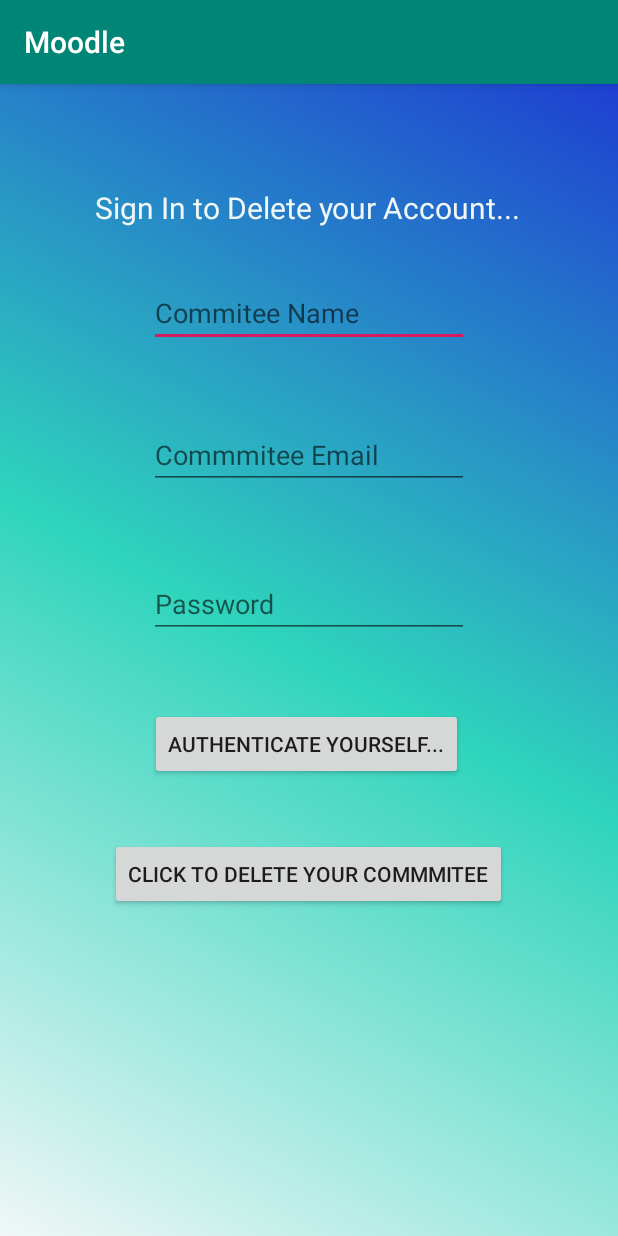
After one commit to ChiragJRana/OOPProjectAndroid, an Android app: the Delete_Organiser screen opened directly, with no data from a screen before it, on a phone screen of 412 x 824 dp. The commit adds this screen. Run offline under Robolectric (Android 15) with nearby library versions, the phone set to English and light mode, and no system bars; 2 statements that could not run were skipped.

Commit message:
Delete Button Added

```diff
--- a/app/src/main/AndroidManifest.xml
+++ b/app/src/main/AndroidManifest.xml
@@ -9,8 +9,9 @@
         android:roundIcon="@mipmap/ic_launcher_round"
         android:supportsRtl="true"
         android:theme="@style/AppTheme">
-        <activity android:name=".Login_Student"/>
-        <activity android:name=".Login_Organiser" />
+        <activity android:name=".Delete_Organiser"></activity>
+        <activity android:name=".Login_Student" />
+        <activity android:name=".Register_Organiser" />
         <activity android:name=".ChangePassword" />
         <activity android:name=".UpdateUserInfo" />
         <activity android:name=".OTPVerification" />
@@ -27,8 +28,7 @@
                 <category android:name="android.intent.category.LAUNCHER" />
             </intent-filter>
         </activity>
-        <activity android:name=".App_Home_Page">
-        </activity>
+        <activity android:name=".App_Home_Page"></activity>
     </application>
 
 </manifest>
--- /dev/null
+++ b/app/src/main/java/com/example/Moodle/Delete_Organiser.java
@@ -0,0 +1,44 @@
+package com.example.Moodle;
+
+import androidx.appcompat.app.AppCompatActivity;
+
+import android.os.Bundle;
+import android.view.View;
+import android.widget.Button;
+import android.widget.EditText;
+
+public class Delete_Organiser extends AppCompatActivity {
+    private EditText com_name,com_email,com_pass;
+    private Button auth,delete;
+    private Boolean getAuth=false;
+    @Override
+    protected void onCreate(Bundle savedInstanceState) {
+        super.onCreate(savedInstanceState);
+        setContentView(R.layout.activity_delete__organiser);
+        getUi();
+        auth.setOnClickListener(new View.OnClickListener() {
+            @Override
+            public void onClick(View view) {
+
+            }
+        });
+
+        delete.setOnClickListener(new View.OnClickListener() {
+            @Override
+            public void onClick(View view) {
+                if(getAuth==false){
+                    delete.setEnabled(false);
+                }
+                else{
+                    delete.setEnabled(true);
+                }
+            }
+        });
+    }
+    private void getUi(){
+        com_name = findViewById(R.id.com_name);
+        com_email = findViewById(R.id.com_email);
+        com_pass = findViewById(R.id.com_pass);
+    }
+
+}
--- a/app/src/main/java/com/example/Moodle/Login_Organiser.java
+++ b/app/src/main/java/com/example/Moodle/Register_Organiser.java
@@ -29,7 +29,7 @@ import com.google.firebase.storage.UploadTask;
 
 import java.io.IOException;
 
-public class Login_Organiser extends AppCompatActivity {
+public class Register_Organiser extends AppCompatActivity {
 
     private EditText com_name;
     private EditText com_email;
@@ -86,10 +86,10 @@ public class Login_Organiser extends AppCompatActivity {
                         public void onComplete(@NonNull Task<AuthResult> task) {
                             if(task.isSuccessful()){
                                 sendVerificationEmail();
-                                Toast.makeText(Login_Organiser.this, "Success...Verification email send to your email account...", Toast.LENGTH_SHORT).show();
+                                Toast.makeText(Register_Organiser.this, "Success...Verification email send to your email account...", Toast.LENGTH_SHORT).show();
                             }
                             else{
-                                Toast.makeText(Login_Organiser.this, "Failed...", Toast.LENGTH_SHORT).show();
+                                Toast.makeText(Register_Organiser.this, "Failed...", Toast.LENGTH_SHORT).show();
                             }
                         }
                     });
@@ -164,10 +164,10 @@ public class Login_Organiser extends AppCompatActivity {
                     if(task.isSuccessful()){
                         uploadUserData();
                         firebaseAuth_com_email.signOut();
-                        Intent intent = new Intent(Login_Organiser.this,See_Organiser.class);
+                        Intent intent = new Intent(Register_Organiser.this,See_Organiser.class);
                     }
                     else{
-                        Toast.makeText(Login_Organiser.this, "Could not upload the data", Toast.LENGTH_SHORT).show();
+                        Toast.makeText(Register_Organiser.this, "Could not upload the data", Toast.LENGTH_SHORT).show();
                     }
                 }
             });
@@ -181,7 +181,7 @@ public class Login_Organiser extends AppCompatActivity {
         uploadTask.addOnFailureListener(new OnFailureListener() {
             @Override
             public void onFailure(@NonNull Exception e) {
-                Toast.makeText(Login_Organiser.this, "Could not upload the image...", Toast.LENGTH_SHORT).show();
+                Toast.makeText(Register_Organiser.this, "Could not upload the image...", Toast.LENGTH_SHORT).show();
             }
         });
     }
--- a/app/src/main/java/com/example/Moodle/See_Organiser.java
+++ b/app/src/main/java/com/example/Moodle/See_Organiser.java
@@ -3,11 +3,6 @@ package com.example.Moodle;
 import androidx.appcompat.app.AppCompatActivity;
 import androidx.recyclerview.widget.LinearLayoutManager;
 import androidx.recyclerview.widget.RecyclerView;
-
-import retrofit2.Call;
-import retrofit2.Callback;
-import retrofit2.Response;
-import retrofit2.Retrofit;
 
 import android.content.Intent;
 import android.os.Bundle;
@@ -37,7 +32,7 @@ public class See_Organiser extends AppCompatActivity implements C_Adapter.OnNote
         inset_btn.setOnClickListener(new View.OnClickListener() {
             @Override
             public void onClick(View view) {
-                Intent intent = new Intent(See_Organiser.this,Login_Organiser.class);
+                Intent intent = new Intent(See_Organiser.this,Register_Organiser.class);
                 startActivity(intent);
             }
         });
@@ -45,7 +40,8 @@ public class See_Organiser extends AppCompatActivity implements C_Adapter.OnNote
         del_btn.setOnClickListener(new View.OnClickListener() {
             @Override
             public void onClick(View view) {
-
+                Intent intent = new Intent(See_Organiser.this,Delete_Organiser.class);
+                startActivity(intent);
             }
         });
     }
@@ -111,7 +107,7 @@ public class See_Organiser extends AppCompatActivity implements C_Adapter.OnNote
 
     @Override
     public void onNoteClick(int position) {
-        Intent intent = new Intent(this,Login_Organiser.class);
+        Intent intent = new Intent(this, Register_Organiser.class);
         startActivity(intent);
     }
 }
--- /dev/null
+++ b/app/src/main/res/layout/activity_delete__organiser.xml
@@ -0,0 +1,108 @@
+<?xml version="1.0" encoding="utf-8"?>
+<androidx.constraintlayout.widget.ConstraintLayout xmlns:android="http://schemas.android.com/apk/res/android"
+    xmlns:app="http://schemas.android.com/apk/res-auto"
+    xmlns:tools="http://schemas.android.com/tools"
+    android:layout_width="match_parent"
+    android:layout_height="match_parent"
+    tools:context="com.example.Moodle.Delete_Organiser"
+    android:background="@drawable/background_theme">
+
+    <TextView
+        android:id="@+id/textView2"
+        android:layout_width="wrap_content"
+        android:layout_height="wrap_content"
+        android:layout_marginEnd="8dp"
+        android:layout_marginBottom="8dp"
+        android:text="Sign In to Delete your Account..."
+        android:textColor="@color/color_start"
+        android:textSize="20sp"
+        app:layout_constraintBottom_toBottomOf="parent"
+        app:layout_constraintEnd_toEndOf="parent"
+        app:layout_constraintHorizontal_bias="0.53"
+        app:layout_constraintStart_toStartOf="parent"
+        app:layout_constraintTop_toTopOf="parent"
+        app:layout_constraintVertical_bias="0.094" />
+
+    <EditText
+        android:id="@+id/com_name"
+        android:layout_width="wrap_content"
+        android:layout_height="wrap_content"
+        android:layout_marginStart="8dp"
+        android:layout_marginTop="8dp"
+        android:layout_marginEnd="8dp"
+        android:layout_marginBottom="8dp"
+        android:ems="10"
+        android:inputType="textPersonName"
+        android:hint="Commitee Name"
+        app:layout_constraintBottom_toBottomOf="parent"
+        app:layout_constraintEnd_toEndOf="parent"
+        app:layout_constraintStart_toStartOf="parent"
+        app:layout_constraintTop_toBottomOf="@+id/textView2"
+        app:layout_constraintVertical_bias="0.043" />
+
+    <EditText
+        android:id="@+id/com_email"
+        android:layout_width="wrap_content"
+        android:layout_height="wrap_content"
+        android:layout_marginStart="8dp"
+        android:layout_marginTop="8dp"
+        android:layout_marginEnd="8dp"
+        android:layout_marginBottom="8dp"
+        android:ems="10"
+        android:inputType="textEmailAddress"
+        android:hint="Commmitee Email"
+        app:layout_constraintBottom_toBottomOf="parent"
+        app:layout_constraintEnd_toEndOf="parent"
+        app:layout_constraintStart_toStartOf="parent"
+        app:layout_constraintTop_toBottomOf="@+id/com_name"
+        app:layout_constraintVertical_bias="0.078" />
+
+    <EditText
+        android:id="@+id/com_pass"
+        android:layout_width="wrap_content"
+        android:layout_height="wrap_content"
+        android:layout_marginStart="8dp"
+        android:layout_marginTop="8dp"
+        android:layout_marginEnd="8dp"
+        android:layout_marginBottom="8dp"
+        android:ems="10"
+        android:inputType="textPassword"
+        android:hint="Password"
+        app:layout_constraintBottom_toBottomOf="parent"
+        app:layout_constraintEnd_toEndOf="parent"
+        app:layout_constraintStart_toStartOf="parent"
+        app:layout_constraintTop_toBottomOf="@+id/com_email"
+        app:layout_constraintVertical_bias="0.106" />
+
+    <Button
+        android:id="@+id/btn_delete_auth"
+        android:layout_width="wrap_content"
+        android:layout_height="wrap_content"
+        android:layout_marginStart="8dp"
+        android:layout_marginTop="8dp"
+        android:layout_marginEnd="8dp"
+        android:layout_marginBottom="8dp"
+        android:text="Authenticate yourself..."
+        app:layout_constraintBottom_toBottomOf="parent"
+        app:layout_constraintEnd_toEndOf="parent"
+        app:layout_constraintHorizontal_bias="0.491"
+        app:layout_constraintStart_toStartOf="parent"
+        app:layout_constraintTop_toBottomOf="@+id/com_pass"
+        app:layout_constraintVertical_bias="0.116" />
+
+    <Button
+        android:id="@+id/btn_delete_com"
+        android:layout_width="wrap_content"
+        android:layout_height="wrap_content"
+        android:layout_marginStart="8dp"
+        android:layout_marginTop="8dp"
+        android:layout_marginEnd="8dp"
+        android:layout_marginBottom="8dp"
+        android:text="Click to delete your commmitee"
+        app:layout_constraintBottom_toBottomOf="parent"
+        app:layout_constraintEnd_toEndOf="parent"
+        app:layout_constraintHorizontal_bias="0.496"
+        app:layout_constraintStart_toStartOf="parent"
+        app:layout_constraintTop_toBottomOf="@+id/btn_delete_auth"
+        app:layout_constraintVertical_bias="0.129" />
+</androidx.constraintlayout.widget.ConstraintLayout>
--- a/app/src/main/res/layout/activity_login__organiser.xml
+++ b/app/src/main/res/layout/activity_login__organiser.xml
@@ -6,7 +6,7 @@
     xmlns:android="http://schemas.android.com/apk/res/android"
     xmlns:app="http://schemas.android.com/apk/res-auto"
     xmlns:tools="http://schemas.android.com/tools"
-    tools:context="com.example.Moodle.Login_Organiser">
+    tools:context="com.example.Moodle.Register_Organiser">
 
 
     <TextView
--- a/app/src/main/res/layout/activity_register__organiser.xml
+++ b/app/src/main/res/layout/activity_register__organiser.xml
@@ -46,7 +46,6 @@
         android:layout_width="wrap_content"
         android:layout_height="wrap_content"
         android:layout_marginStart="8dp"
-
         android:layout_marginTop="8dp"
         android:layout_marginEnd="8dp"
         android:layout_marginBottom="8dp"
```
